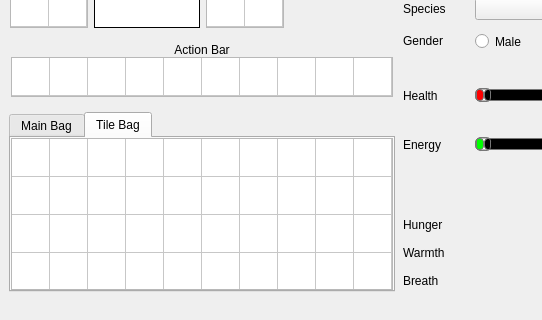
Qt form starcheat/templates/MainWindow.ui (wizzomafizzo/starcheat) before a commit; both pictures show x 0 to 542 and y 177 to 497 of the 731 by 497 pixel window.
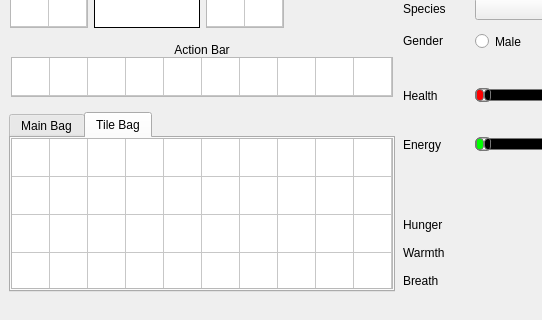
The same form after that commit. The open tabs and pages were chosen to show the change. Icons and pictures are not drawn.

Commit message: Re-enable known tech hilight, fix some GUI stuff

```diff
--- a/starcheat/templates/MainWindow.ui
+++ b/starcheat/templates/MainWindow.ui
@@ -1291,7 +1291,7 @@
            <number>0</number>
           </property>
           <property name="bottomMargin">
-           <number>0</number>
+           <number>1</number>
           </property>
           <item row="0" column="0">
            <widget class="QTableWidget" name="tile_bag">
```
The commit also changes 2 other files.
